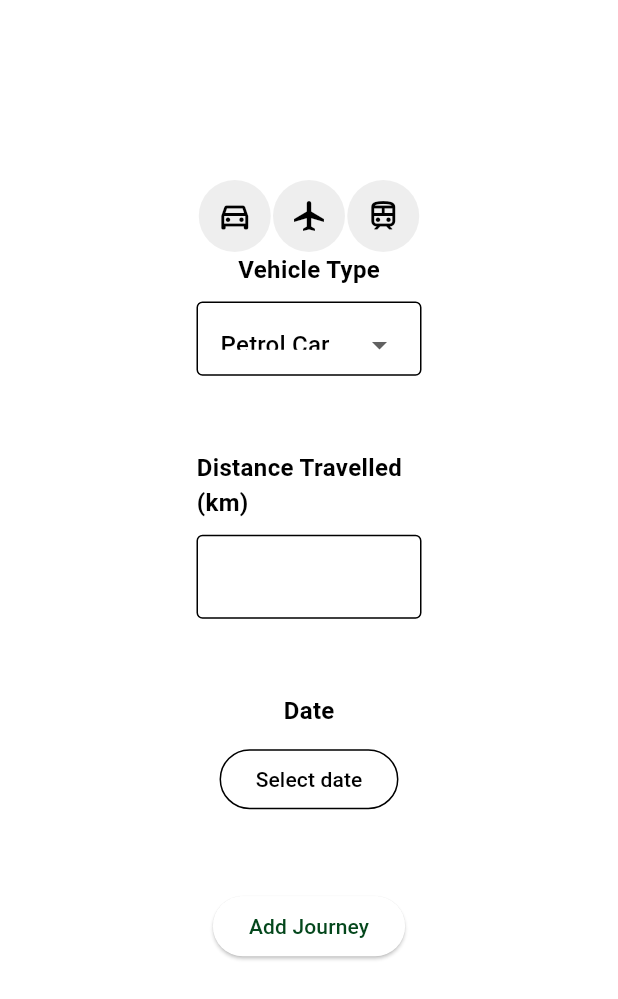
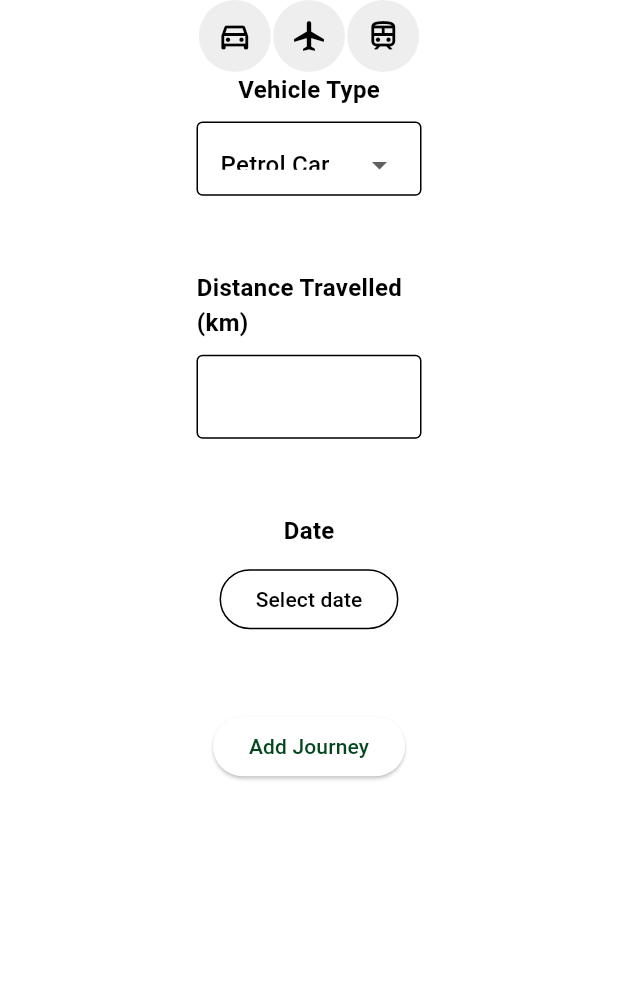
Before and after one commit to WillHeather18/carbonemissioncalculator, a Flutter app: the Journeys screen opened directly, on a phone screen of 412 x 824 dp. Shown: the top 999 px of the screen. Run offline on Flutter 3.47's test engine with Material 3 defaults, Android fonts, the phone set to English and light mode, and no system bars; our stand-ins replace fl_chart; missing offline and left inert: mysql1; network calls fail.

Commit message:
theme changes

```diff
--- a/lib/api_connection/api_connection.dart
+++ b/lib/api_connection/api_connection.dart
@@ -7,7 +7,7 @@ import 'package:carbonemissioncalculator/widgets.dart';
 import 'package:carbonemissioncalculator/pages/login.dart';
 
 class API {
-  static const hostConnect = "http://10.124.182.85/cec_api";
+  static const hostConnect = "http://192.168.1.188/cec_api";
   static const hostConnectUser = "$hostConnect/user";
   static const hostConnectJourney = "$hostConnect/journey";
 
--- a/lib/main.dart
+++ b/lib/main.dart
@@ -1,5 +1,4 @@
-//import 'package:carbonemissioncalculator/pages/login.dart';
-import 'package:carbonemissioncalculator/pagestate.dart';
+import 'package:carbonemissioncalculator/pages/login.dart';
 import 'package:flutter/material.dart';
 import 'package:provider/provider.dart';
 
@@ -19,7 +18,7 @@ class MyApp extends StatelessWidget {
     return MaterialApp(
       debugShowCheckedModeBanner: false,
       theme: themeNotifier.isLightTheme ? Themes.light : Themes.dark,
-      home: MyHomePage(),
+      home: Login(),
     );
   }
 }
--- a/lib/pages/entries.dart
+++ b/lib/pages/entries.dart
@@ -28,9 +28,7 @@ class EntriesState extends State<Entries> {
             decoration:
                 BoxDecoration(color: Theme.of(context).colorScheme.background),
           ),
-          Padding(
-            padding: const EdgeInsets.only(top: 75),
-            child: Column(
+          Column(
             children: [
               HorizontalDatePicker(
                 onSelected: (DateTime time) {
@@ -41,7 +39,6 @@ class EntriesState extends State<Entries> {
               ),
               EntriesSection(selectedTime: selectedTime),
             ],
-            ),
           ),
         ],
       ),
--- a/lib/pages/journy.dart
+++ b/lib/pages/journy.dart
@@ -31,9 +31,7 @@ class JourneysState extends State<Journeys> {
               color: Theme.of(context).colorScheme.background,
             ),
           ),
-          Padding(
-              padding: const EdgeInsets.only(top: 120),
-              child: Center(
+          Center(
               child: SizedBox(
                   width: 150,
                   child: Column(
@@ -42,8 +40,7 @@ class JourneysState extends State<Journeys> {
                       Column(
                         children: [
                           Row(
-                                mainAxisAlignment:
-                                    MainAxisAlignment.spaceEvenly,
+                            mainAxisAlignment: MainAxisAlignment.spaceEvenly,
                             children: <Widget>[
                               Container(
                                 decoration: BoxDecoration(
@@ -90,8 +87,7 @@ class JourneysState extends State<Journeys> {
                           InputDecorator(
                               decoration: const InputDecoration(
                                 enabledBorder: OutlineInputBorder(
-                                      borderSide:
-                                          BorderSide(color: Colors.black),
+                                  borderSide: BorderSide(color: Colors.black),
                                 ),
                               ),
                               child: SizedBox(
@@ -184,16 +180,11 @@ class JourneysState extends State<Journeys> {
                         onPressed: () {
                           if (selectedDate != null &&
                               distanceController.text.isNotEmpty) {
-                                String co2 =
-                                    ((int.parse(distanceController.text)) *
+                            String co2 = ((int.parse(distanceController.text)) *
                                     vehicleCo2[carType]!)
                                 .toString();
-                                submitJourney(
-                                    context,
-                                    carType,
-                                    distanceController.text,
-                                    selectedDate!,
-                                    co2);
+                            submitJourney(context, carType,
+                                distanceController.text, selectedDate!, co2);
                           } else {
                             ScaffoldMessenger.of(context).showSnackBar(
                               const SnackBar(
@@ -205,7 +196,7 @@ class JourneysState extends State<Journeys> {
                         child: const Text('Add Journey'),
                       )
                     ],
-                      ))))
+                  )))
         ]));
   }
 
--- a/lib/pages/login.dart
+++ b/lib/pages/login.dart
@@ -12,8 +12,7 @@ class Login extends StatelessWidget {
     return Scaffold(
       body: Stack(children: [
         Container(
-          decoration:
-              BoxDecoration(color: Theme.of(context).colorScheme.background),
+          decoration: const BoxDecoration(color: Color(0xFF04471C)),
         ),
         const Padding(
           padding: EdgeInsets.only(top: 350.0, left: 50.0),
--- a/lib/pages/signup.dart
+++ b/lib/pages/signup.dart
@@ -13,8 +13,7 @@ class Signup extends StatelessWidget {
     return Scaffold(
       body: Stack(children: [
         Container(
-          decoration:
-              BoxDecoration(color: Theme.of(context).colorScheme.background),
+          decoration: const BoxDecoration(color: Color(0xFF04471C)),
         ),
         const Padding(
           padding: EdgeInsets.only(top: 350.0, left: 50.0),
```
Also changed, not shown: lib/pages/home.dart (+5 -5 lines). Lines whose indentation alone changed are shown as unchanged.
